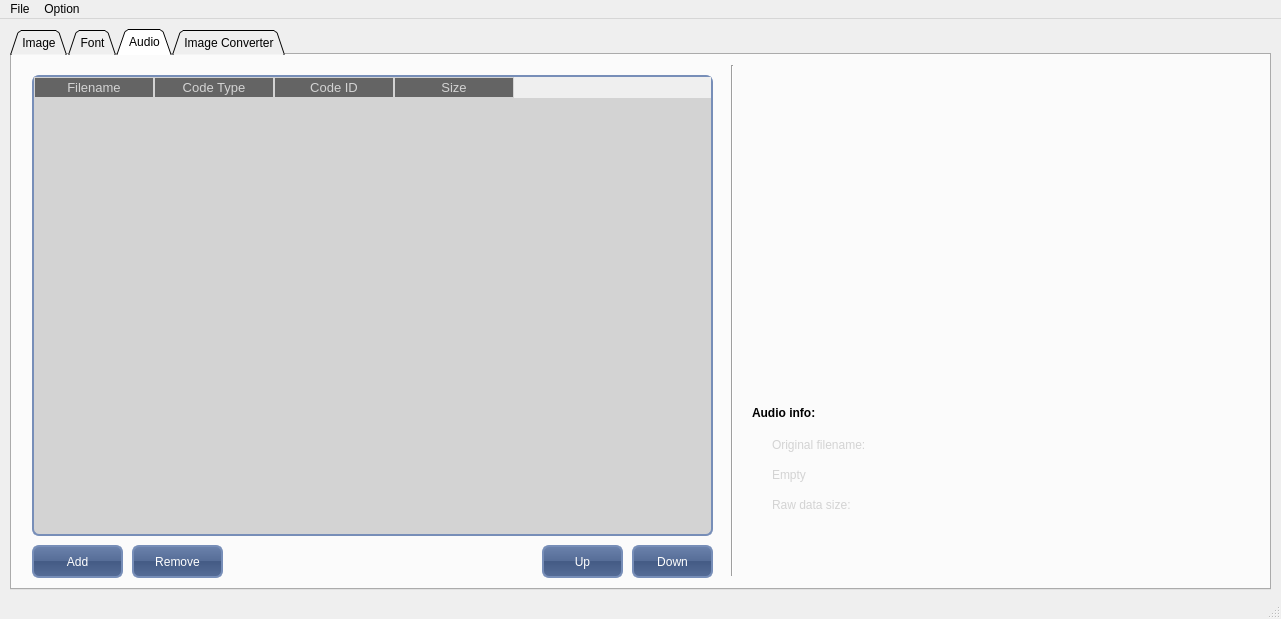
The window that mainwindow.ui (aroyer-qc/GUI_Builder) describes before a commit, drawn with Qt 5.
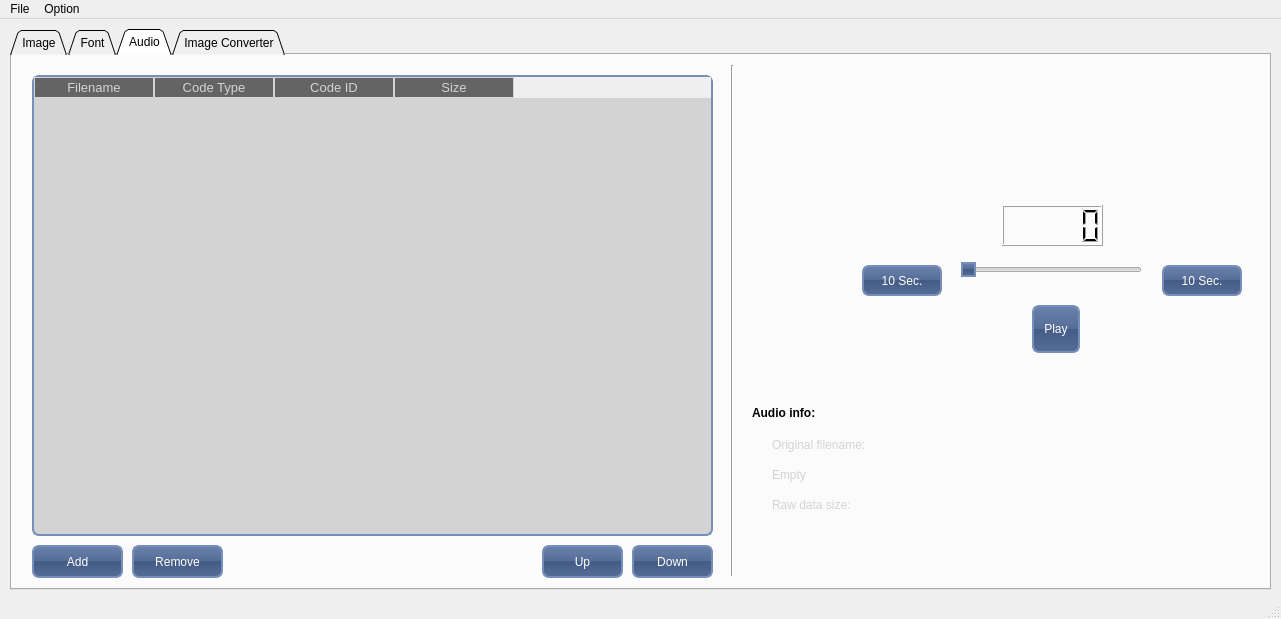
The same window after the commit. The open tabs and pages were chosen to show the change. Icons and pictures are not drawn.

The edit to the form file:
```diff
--- a/mainwindow.ui
+++ b/mainwindow.ui
@@ -1404,6 +1404,68 @@
        <string>Raw data size:</string>
       </property>
      </widget>
+     <widget class="QPushButton" name="pushButton_3">
+      <property name="geometry">
+       <rect>
+        <x>1020</x>
+        <y>250</y>
+        <width>48</width>
+        <height>48</height>
+       </rect>
+      </property>
+      <property name="text">
+       <string>Play</string>
+      </property>
+     </widget>
+     <widget class="QLCDNumber" name="lcdNumber">
+      <property name="geometry">
+       <rect>
+        <x>990</x>
+        <y>150</y>
+        <width>101</width>
+        <height>41</height>
+       </rect>
+      </property>
+     </widget>
+     <widget class="QSlider" name="horizontalSlider">
+      <property name="geometry">
+       <rect>
+        <x>949</x>
+        <y>189</y>
+        <width>181</width>
+        <height>51</height>
+       </rect>
+      </property>
+      <property name="orientation">
+       <enum>Qt::Horizontal</enum>
+      </property>
+     </widget>
+     <widget class="QPushButton" name="pushButton">
+      <property name="geometry">
+       <rect>
+        <x>850</x>
+        <y>210</y>
+        <width>80</width>
+        <height>31</height>
+       </rect>
+      </property>
+      <property name="text">
+       <string>10 Sec.</string>
+      </property>
+     </widget>
+     <widget class="QPushButton" name="pushButton_2">
+      <property name="geometry">
+       <rect>
+        <x>1150</x>
+        <y>210</y>
+        <width>80</width>
+        <height>31</height>
+       </rect>
+      </property>
+      <property name="text">
+       <string>10 Sec.</string>
+      </property>
+     </widget>
     </widget>
     <widget class="QWidget" name="ImageConverter">
      <attribute name="title">
```
Left out of the diff: 2 changed lines with no effect on the pictures.
